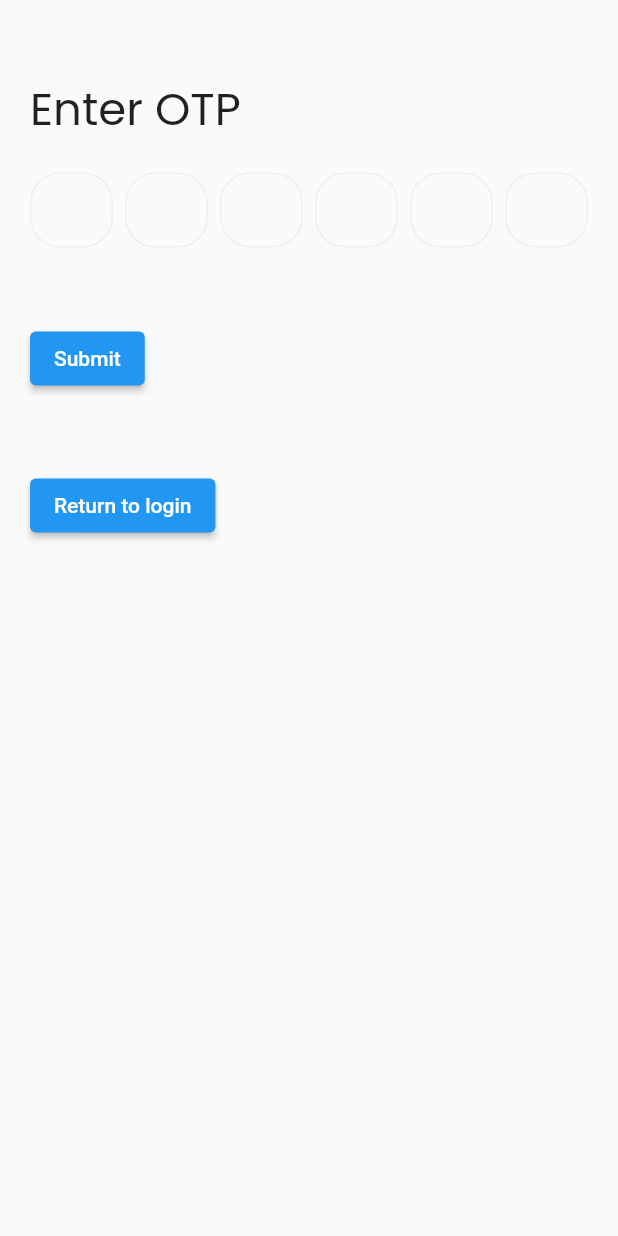
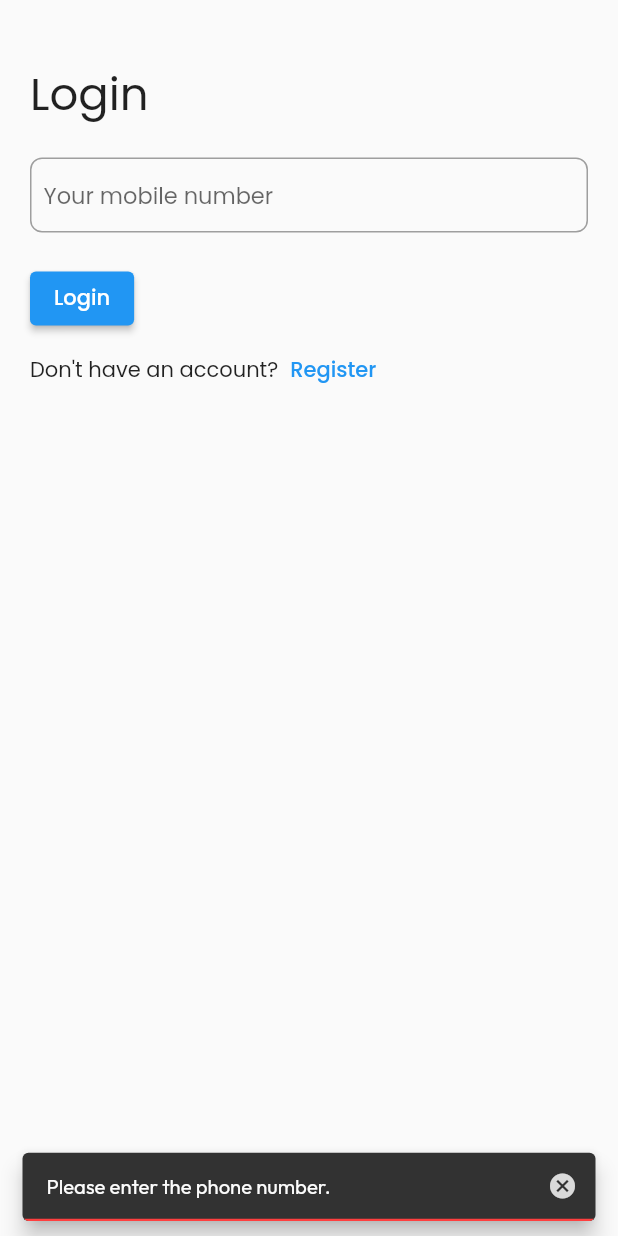
Before and after one commit to insfirred/hostel_complaints, a Flutter app: the screen it shows after launch, after a tap on "Login", on a phone screen of 412 x 824 dp. Run offline on Flutter 3.47's test engine with Material 2 defaults, Android fonts, the phone set to English and light mode, and no system bars; drawn by our look-alikes of pinput; our stand-ins replace auto_route, firebase_auth, firebase_core, flutter_riverpod, freezed_annotation, google_fonts; accounts and stored records are empty.

Commit message:
otp flow enhanced

```diff
--- a/lib/src/app.dart
+++ b/lib/src/app.dart
@@ -27,6 +27,7 @@ class _MyAppState extends State<MyApp> {
   @override
   Widget build(BuildContext context) {
     return MaterialApp.router(
+      debugShowCheckedModeBanner: false,
       routerDelegate: _appRouter.delegate(),
       routeInformationParser: _appRouter.defaultRouteParser(),
     );
--- a/lib/src/constants/constants.dart
+++ b/lib/src/constants/constants.dart
@@ -1,3 +1,4 @@
 import 'dart:core';
 
 const Duration spalshScreenDuration = Duration(milliseconds: 2000);
+const Duration otpTimeout = Duration(seconds: 60);
--- a/lib/src/logic/repositories/app_repository.dart
+++ b/lib/src/logic/repositories/app_repository.dart
@@ -1,3 +1,6 @@
+import 'dart:async';
+
+import 'package:flutter/foundation.dart';
 import 'package:flutter_riverpod/flutter_riverpod.dart';
 import 'package:firebase_auth/firebase_auth.dart';
 import 'package:freezed_annotation/freezed_annotation.dart';
@@ -15,16 +18,75 @@ final appRepositoryProvider = StateNotifierProvider<AppRepository, AppState>(
 
 class AppRepository extends StateNotifier<AppState> {
   final FirebaseAuth firebaseAuth;
+  late final StreamSubscription _subscription;
 
   AppRepository({
     required this.firebaseAuth,
   }) : super(const AppState()) {
     () async {
       await Future.delayed(spalshScreenDuration);
+      _subscription = firebaseAuth.authStateChanges().listen(
+        (user) async {
+          if (user == null) {
+            state = state.copyWith(
+              appStatus: AppStatus.unauthenticated,
+            );
+          } else {
+            // save user auth data in state
+            state = state.copyWith(authUser: user);
+            // fetch user's data from server & set state accordingly
+            _fetchUserDataAndSetState(user);
+          }
+        },
+      );
+      // state = state.copyWith(
+      //   appStatus: AppStatus.unauthenticated,
+      // );
+    }();
+  }
+
+  /// fetches user data from server & sets the state
+  _fetchUserDataAndSetState(User? user) async {
+    final idToken = await user?.getIdToken();
+    debugPrint(idToken);
+    if (idToken == null) {
       state = state.copyWith(
         appStatus: AppStatus.unauthenticated,
       );
-    }();
+    } else {
+      // final response = await apiService.getUserData(
+      //   authToken: await user?.getIdToken() ?? '',
+      // );
+      // if (response.status == ApiStatus.success) {
+      //   state = state.copyWith(
+      //     authUser: user,
+      //     userData: response.data!,
+      //     status: AppStatus.authenticatedWithUserData,
+      //   );
+      // } else if (response.errorMessage == 'User not found!') {
+      //   // user is authenticated, but user data is not present
+      //   state = state.copyWith(
+      //     authUser: user,
+      //     status: AppStatus.authenticatedWithNoUserData,
+      //   );
+      // } else if (response.errorMessage == noInternetErrorString) {
+      //   // user is authenticated, but couldn't fetch user data as there's no internet connection
+      //   state = state.copyWith(
+      //     authUser: user,
+      //     status: AppStatus.authenticatedButNoInternetConnection,
+      //   );
+      // } else {
+      //   // handle any other error here
+      //   // TODO: handle error
+      //   debugPrint('Error while fetching user data');
+      //   debugPrint(response.toString());
+      // }
+      state = state.copyWith(
+        authUser: user,
+        appStatus: AppStatus.authenticatedWithUserData,
+      );
+      debugPrint('user phone number: ${user?.phoneNumber}');
+    }
   }
 }
 
--- a/lib/src/ui/auth/auth_view.dart
+++ b/lib/src/ui/auth/auth_view.dart
@@ -1,9 +1,13 @@
+import 'package:auto_route/auto_route.dart';
 import 'package:flutter/material.dart';
 import 'package:flutter_riverpod/flutter_riverpod.dart';
 import 'package:google_fonts/google_fonts.dart';
+import 'package:hostel_complaints/src/routing/router.gr.dart';
 import 'package:hostel_complaints/src/ui/auth/otp_verify/otp_verify_view.dart';
 import 'package:hostel_complaints/src/utils/extra_space.dart';
 
+import '../../logic/repositories/app_repository.dart';
+import '../../utils/snakbar_utils.dart';
 import 'auth_view_model.dart';
 
 class AuthView extends ConsumerStatefulWidget {
@@ -36,7 +40,37 @@ class _AuthViewState extends ConsumerState<AuthView> {
     final activeScreen = ref.watch(
       authViewModelProvider.select((_) => _.screen),
     );
-    return Scaffold(
+
+    // listen to appRepository
+    // and navigate to MainPage or CreateMail page
+    ref.listen(appRepositoryProvider, (previous, next) {
+      if (next.appStatus == AppStatus.authenticatedWithUserData) {
+        context.replaceRoute(const HomeRoute());
+      } else if (next.appStatus == AppStatus.authenticatedWithNoUserData) {
+        context.replaceRoute(const CreateProfileRoute());
+      } else if (next.appStatus ==
+          AppStatus.authenticatedButNoInternetConnection) {
+        // TODO: Create a no internet route...
+        // context.replaceRoute(const NoInternetRoute());
+      }
+    });
+
+    ref.listen(
+      authViewModelProvider,
+      (previous, next) {
+        if (next.status == AuthViewStatus.error) {
+          showErrorMessage(
+            context,
+            next.error ?? 'Something went wrong!',
+          );
+        }
+      },
+    );
+
+    return WillPopScope(
+      onWillPop: () async =>
+          ref.read(authViewModelProvider.notifier).onBackPressed(),
+      child: Scaffold(
         body: SafeArea(
           child: SingleChildScrollView(
             padding: const EdgeInsets.symmetric(horizontal: 20),
@@ -60,6 +94,9 @@ class _AuthViewState extends ConsumerState<AuthView> {
                           borderRadius: BorderRadius.circular(8),
                         ),
                         child: TextField(
+                          keyboardType: const TextInputType.numberWithOptions(
+                            decimal: false,
+                          ),
                           controller: controller,
                           decoration: InputDecoration(
                             border: InputBorder.none,
@@ -74,12 +111,12 @@ class _AuthViewState extends ConsumerState<AuthView> {
                       ExtraHeight(20),
                       ElevatedButton(
                         onPressed: () {
-                        ref
-                            .read(authViewModelProvider.notifier)
-                            .setAuthScreen(AuthScreen.otp);
+                          ref.read(authViewModelProvider.notifier).requestOtp();
                         },
                         child: Text(
-                        activeScreen == AuthScreen.login ? 'Login' : 'Register',
+                          activeScreen == AuthScreen.login
+                              ? 'Login'
+                              : 'Register',
                           style: GoogleFonts.poppins(),
                         ),
                       ),
@@ -117,6 +154,7 @@ class _AuthViewState extends ConsumerState<AuthView> {
                   ),
           ),
         ),
+      ),
     );
   }
 }
--- a/lib/src/ui/auth/auth_view_model.dart
+++ b/lib/src/ui/auth/auth_view_model.dart
@@ -1,7 +1,10 @@
 import 'package:firebase_auth/firebase_auth.dart';
+import 'package:flutter/foundation.dart';
 import 'package:flutter_riverpod/flutter_riverpod.dart';
 import 'package:freezed_annotation/freezed_annotation.dart';
 import 'package:hostel_complaints/src/logic/services/firebase_auth.dart';
+
+import '../../constants/constants.dart';
 
 part 'auth_view_model.freezed.dart';
 
@@ -18,11 +21,154 @@ class AuthViewModel extends StateNotifier<AuthViewState> {
     required this.firebaseAuth,
   }) : super(const AuthViewState());
 
-  setAuthScreen(AuthScreen screen) => state = state.copyWith(
-        screen: screen,
+  /// returns whether back navigation should be triggered or not
+  bool onBackPressed() {
+    if (state.screen == AuthScreen.otp) {
+      state = state.copyWith(
+        screen: state.isLogin ? AuthScreen.login : AuthScreen.register,
       );
+      return false;
+    }
+    return true;
+  }
+
+  /// validates the phone number
+  /// makes an API call and check if this user exists or not
+  /// and requests OTP using Firebase Auth
+  requestOtp() async {
+    debugPrint('requestOtp() called...');
+    if (state.mobile.trim().isEmpty) {
+      _setError('Please enter the phone number.');
+      return;
+    }
+    if (state.mobile.trim().length != 10) {
+      _setError('Invalid phone number!');
+      return;
+    }
+
+    // TODO: Chack if user already existed or not and show corresponding error.
+    // final apiResponse =
+    //     await apiService.checkIfUserExists('+91${state.mobile}');
+    // // if user is logging in, and account doesn't exist, show an error
+    // if (state.isLogin && apiResponse.status != ApiStatus.success) {
+    //   _setError(
+    //       'No account exists with this number! Please sign up to create an account.');
+    // }
+    // // if user is signing up, but account already exists, show an error
+    // else if (!state.isLogin && apiResponse.status == ApiStatus.success) {
+    //   _setError('Account already exists! Please login in to continue.');
+    // }
+    // // else, request for OTP, and let the user continue
+    // else {
+    //   state = state.copyWith(
+    //     status: AuthPageStatus.processingRequestOtp,
+    //   );
+    //   _verifyPhoneNumber();
+    // }
+    state = state.copyWith(
+      status: AuthViewStatus.processingRequestOtp,
+    );
+    _verifyPhoneNumber();
+  }
+
+  /// verifies the OTP when auto-verification doesn't work
+  /// and user manually enters the OTP
+  /// (validates OTP length before verification)
+  /// upon successful verification, signs in the user
+  verifyOtp() async {
+    if (state.otp.isEmpty) {
+      _setError('Please enter the OTP!');
+      return;
+    }
+    if (state.otp.length != 6) {
+      _setError('Invalid OTP entered.');
+      return;
+    }
+    if (state.verificationId == null) {
+      _setError('Please request the OTP again!');
+      return;
+    }
+    state = state.copyWith(
+      status: AuthViewStatus.processingVerifyOtp,
+    );
+    try {
+      await firebaseAuth.signInWithCredential(
+        PhoneAuthProvider.credential(
+          verificationId: state.verificationId!,
+          smsCode: state.otp,
+        ),
+      );
+      debugPrint('user signed succesfully');
+    } catch (e) {
+      debugPrint(e.toString());
+      _setError('Invalid OTP entered.');
+    }
+  }
+
+  setAuthScreen(AuthScreen screen) {
+    state = state.copyWith(screen: screen);
+
+    /// below logic is for handling [onBackPressed] functionality.
+    if (screen == AuthScreen.login) {
+      state = state.copyWith(isLogin: true);
+    } else if (screen == AuthScreen.register) {
+      state = state.copyWith(isLogin: false);
+    }
+  }
+
   setMobile(String mobile) => state = state.copyWith(
         mobile: mobile,
+      );
+
+  setOtp(String otp) => state = state.copyWith(
+        otp: otp,
+      );
+
+  _verifyPhoneNumber({bool forceResend = false}) async {
+    try {
+      firebaseAuth.verifyPhoneNumber(
+        timeout: otpTimeout,
+        phoneNumber: '+91${state.mobile}',
+        verificationCompleted: _onVerificationCompleted,
+        verificationFailed: (e) {
+          debugPrint(e.toString());
+          _setError(e.message);
+        },
+        codeSent: (verificationId, forceResendingToken) {
+          debugPrint(
+              'verificationId: $verificationId \nsforceResendingToken: $forceResendingToken');
+          state = state.copyWith(
+            verificationId: verificationId,
+            forceResendingToken: forceResendingToken,
+            screen: AuthScreen.otp,
+            status: AuthViewStatus.initial,
+          );
+        },
+        codeAutoRetrievalTimeout: (_) {
+          debugPrint('codeAutoRetrievalTimeout: $_');
+        },
+      );
+    } catch (e) {
+      debugPrint(e.toString());
+      _setError(null);
+    }
+  }
+
+  /// called when automatic OTP verification is completed
+  /// signs in the user using [credential]
+  _onVerificationCompleted(PhoneAuthCredential credential) async {
+    try {
+      await firebaseAuth.signInWithCredential(credential);
+      debugPrint('user signed succesfully');
+    } catch (e) {
+      debugPrint(e.toString());
+      _setError('Unable to sign in!');
+    }
+  }
+
+  _setError(String? errorMessage) => state = state.copyWith(
+        status: AuthViewStatus.error,
+        error: errorMessage,
       );
 }
 
@@ -30,8 +176,22 @@ class AuthViewModel extends StateNotifier<AuthViewState> {
 class AuthViewState with _$AuthViewState {
   const factory AuthViewState({
     @Default(AuthScreen.login) AuthScreen screen,
+    @Default(AuthViewStatus.initial) AuthViewStatus status,
     @Default('') String mobile,
+    @Default('') String otp,
+    @Default(true) bool isLogin,
+    String? verificationId,
+    int? forceResendingToken,
+    String? error,
   }) = _AuthViewState;
+}
+
+enum AuthViewStatus {
+  initial,
+  processingRequestOtp,
+  processingResendOtp,
+  processingVerifyOtp,
+  error,
 }
 
 enum AuthScreen {
--- /dev/null
+++ b/lib/src/utils/snakbar_utils.dart
@@ -0,0 +1,100 @@
+// 🐦 Flutter imports:
+import 'package:flutter/cupertino.dart';
+import 'package:flutter/material.dart';
+
+// 📦 Package imports:
+import 'package:google_fonts/google_fonts.dart';
+
+/// shows success message snack bar
+showSuccessMessage(
+  BuildContext context,
+  String message, {
+  double? bottomMargin,
+}) =>
+    _showSnackBar(
+      context,
+      message,
+      const Color(0xFFdadada),
+      bottomMargin: bottomMargin,
+    );
+
+/// shows error message snack bar
+showErrorMessage(
+  BuildContext context,
+  String message, {
+  double? bottomMargin,
+}) =>
+    _showSnackBar(
+      context,
+      message,
+      const Color(0xFFFF3F3F),
+      bottomMargin: bottomMargin,
+      duration: message.length > 80 ? const Duration(milliseconds: 3500) : null,
+    );
+
+_showSnackBar(
+  BuildContext context,
+  String message,
+  Color highlightColor, {
+  double? bottomMargin,
+  Duration? duration,
+}) {
+  final scaffoldMessenger = ScaffoldMessenger.of(context);
+  // remove current SnackBar, if any
+  scaffoldMessenger.removeCurrentSnackBar();
+  // show the snack bar
+  scaffoldMessenger.showSnackBar(
+    SnackBar(
+      margin: EdgeInsets.fromLTRB(
+        15.0,
+        5.0,
+        15.0,
+        bottomMargin ?? 10.0,
+      ),
+      content: ClipRRect(
+        borderRadius: BorderRadius.circular(4),
+        child: Container(
+          decoration: BoxDecoration(
+            border: Border(
+              bottom: BorderSide(
+                color: highlightColor,
+                width: 1.5,
+              ),
+            ),
+          ),
+          child: Row(
+            children: [
+              const SizedBox(width: 16),
+              Expanded(
+                child: Text(
+                  message,
+                  style: GoogleFonts.outfit(
+                    fontSize: 13.5,
+                    color: const Color(0xFFFCFCFC),
+                  ),
+                ),
+              ),
+              const SizedBox(width: 16),
+              CupertinoButton(
+                padding: EdgeInsets.zero,
+                child: const Icon(
+                  Icons.cancel,
+                  size: 20,
+                  color: Color(0xFFDADADA),
+                ),
+                onPressed: () => scaffoldMessenger.hideCurrentSnackBar(),
+              ),
+            ],
+          ),
+        ),
+      ),
+      backgroundColor: const Color(0xFF323232),
+      behavior: SnackBarBehavior.floating,
+      padding: EdgeInsets.zero,
+      duration: duration ??
+          const Duration(
+            milliseconds: 1500,
+          ),
+    ),
+  );
+}
```
Also changed, not shown: lib/src/ui/auth/otp_verify/otp_verify_view.dart (+28 -19 lines), lib/src/ui/home/home_view.dart (+24 -5 lines), lib/src/ui/auth/auth_view_model.freezed.dart. Lines whose indentation alone changed are shown as unchanged.
